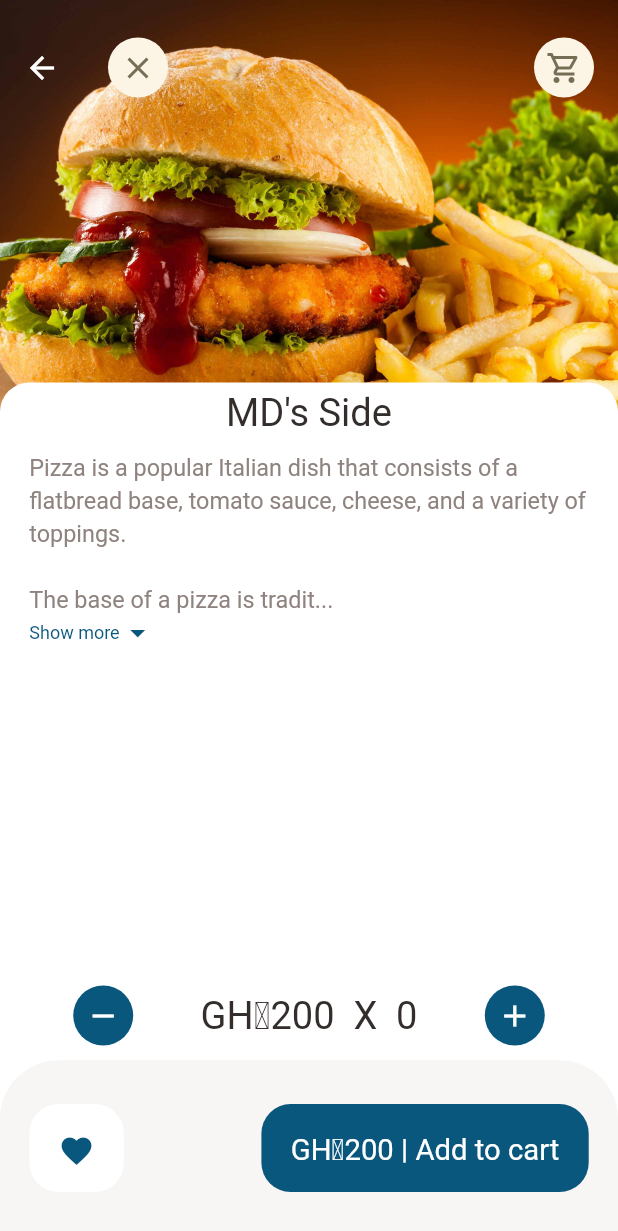
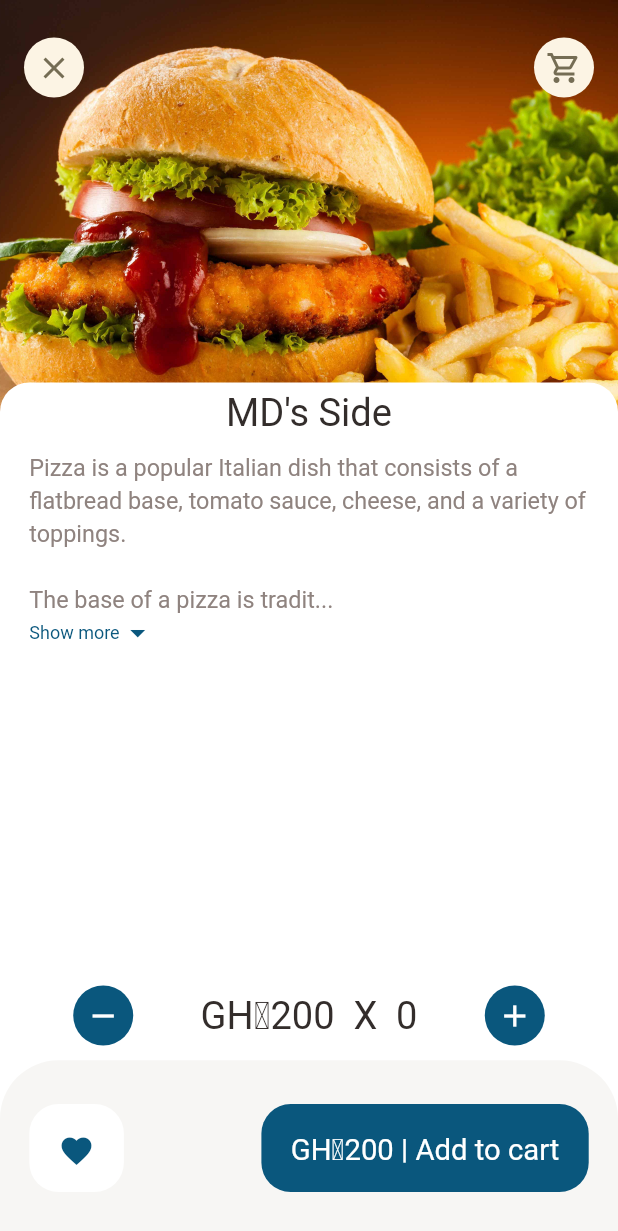
Before and after one commit to KwasiEvans/Mr-MD-Food-App, a Flutter app: the RecomendedFoodDetail screen opened by its route, on a phone screen of 412 x 824 dp. Shown: the top 1231 px of the screen. Run offline on Flutter 3.47's test engine with Material 2 defaults, Android fonts, the phone set to English and light mode, and no system bars; our stand-ins replace dots_indicator, get; network calls fail.

Commit message:
fix burg with recomended screen leading icon

```diff
--- a/frontend/lib/screens/food/recomended_food_details.dart
+++ b/frontend/lib/screens/food/recomended_food_details.dart
@@ -1,9 +1,11 @@
 import 'package:flutter/material.dart';
+import 'package:frontend/routes/route_helper.dart';
 import 'package:frontend/utils/colors.dart';
 import 'package:frontend/utils/dimentions.dart';
 import 'package:frontend/widgets/app_icon.dart';
 import 'package:frontend/widgets/big_text.dart';
 import 'package:frontend/widgets/expendable_text.dart';
+import 'package:get/get.dart';
 
 class RecomendedFoodDetail extends StatelessWidget {
   const RecomendedFoodDetail({super.key});
@@ -15,11 +17,16 @@ class RecomendedFoodDetail extends StatelessWidget {
       body: CustomScrollView(
         slivers: [
           SliverAppBar(
+            automaticallyImplyLeading: false,
             toolbarHeight: 90,
             title: Row(
               mainAxisAlignment: MainAxisAlignment.spaceBetween,
-              children: const [
-                AppIcon(icon: Icons.clear),
+              children: [
+                GestureDetector(
+                    onTap: () {
+                      Get.toNamed(RouteHelper.getInitial());
+                    },
+                    child: AppIcon(icon: Icons.clear)),
                 AppIcon(icon: Icons.shopping_cart_outlined),
               ],
             ),
```
